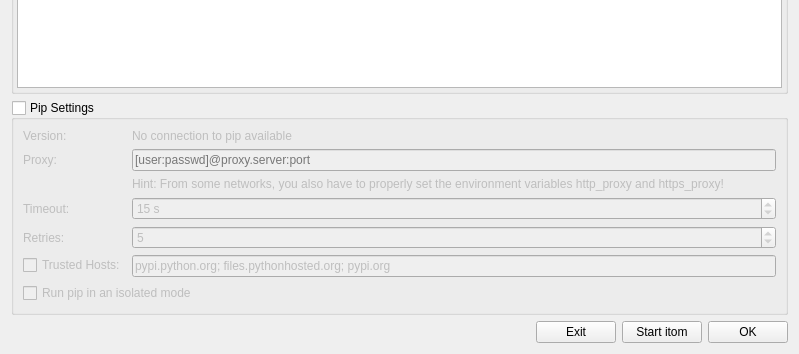
Above: Qitom/ui/dialogPipManager.ui from itom-project/itom before the change; both pictures show x 0 to 799 and y 296 to 650 of the 799 by 650 pixel window. Below: the same form after it.
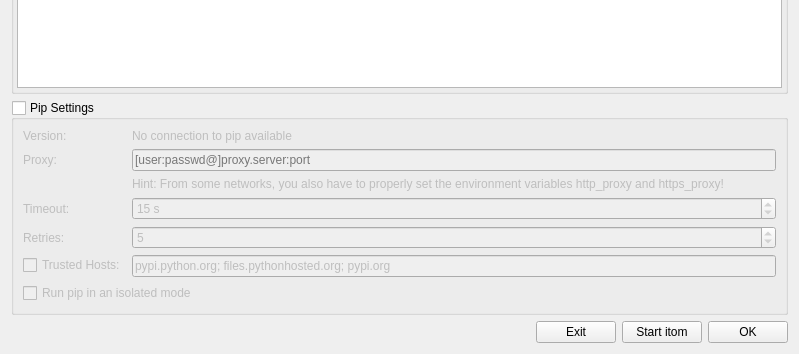
That is the form after the change. Custom widgets are drawn as their Qt base class.

Commit message: pip settings of dialog pip manager are now saved and restored to or from settings file

```diff
--- a/Qitom/ui/dialogPipManager.ui
+++ b/Qitom/ui/dialogPipManager.ui
@@ -177,7 +177,7 @@
          <string>Proxy in the form [user:passwd@]proxy.server:port</string>
         </property>
         <property name="placeholderText">
-         <string>[user:passwd]@proxy.server:port</string>
+         <string>[user:passwd@]proxy.server:port</string>
         </property>
        </widget>
       </item>
```
The commit also changes 2 other files.
